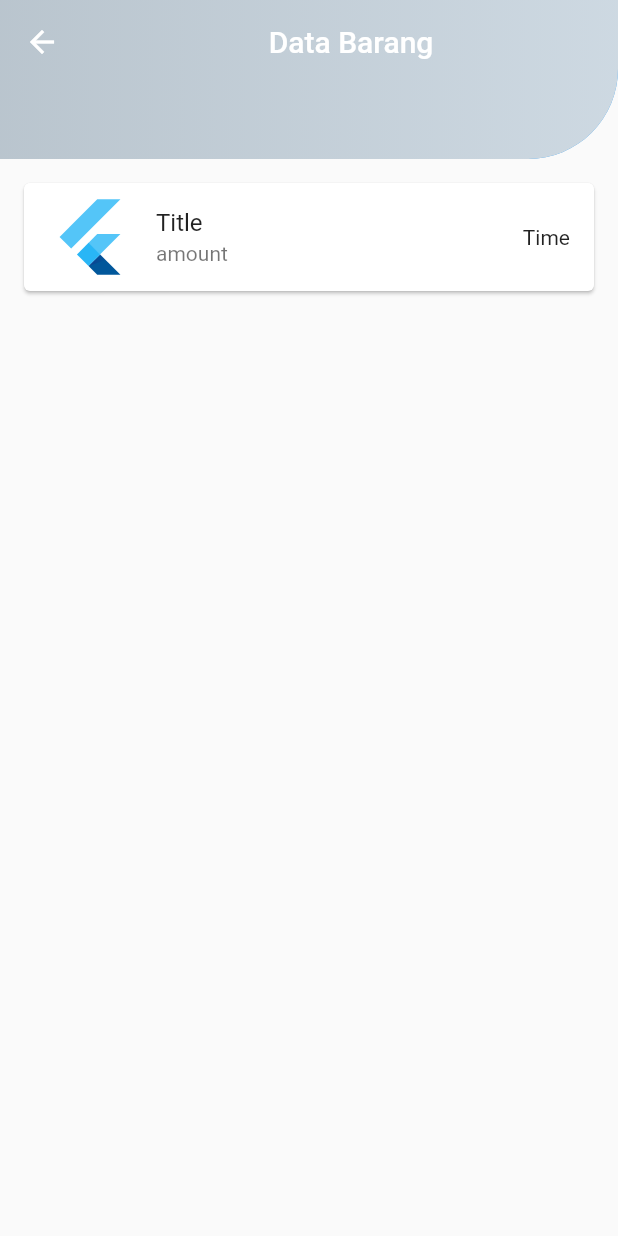
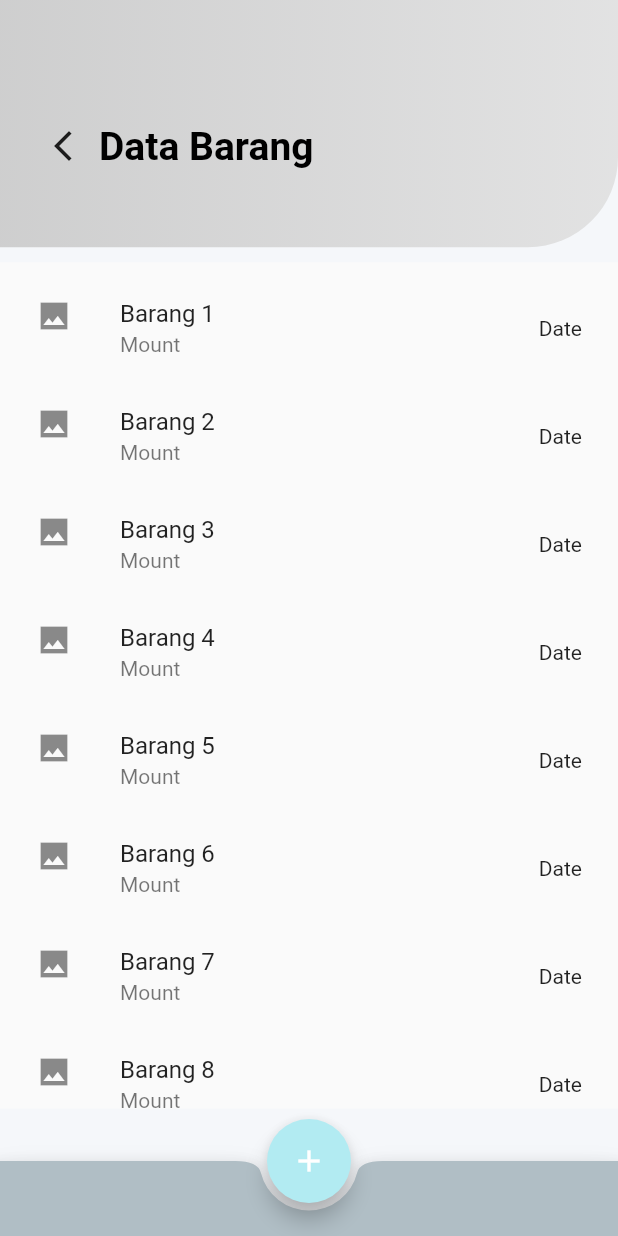
Before and after one commit to zzeviafnand/iventory_application, a Flutter app: the BarangPage screen opened directly, on a phone screen of 412 x 824 dp. Run offline on Flutter 3.47's test engine with Material 2 defaults, Android fonts, the phone set to English and light mode, and no system bars.

Commit message:
edit tampilan data barang

```diff
--- a/lib/components/appbar_content.dart
+++ b/lib/components/appbar_content.dart
@@ -2,18 +2,17 @@ import 'package:flutter/material.dart';
 
 import 'constant.dart';
 
-class AppBarContent extends StatelessWidget implements PreferredSizeWidget {
-  final double barHeight = 50;
-  final String title;
-  const AppBarContent({super.key, required this.title});
-
-  @override
-  Widget build(BuildContext context) {
-    return AppBar(
-      title: Center(child: Text(title)),
-      centerTitle: true,
-      elevation: 0,
-      flexibleSpace: Container(
+Container ContentContainer(Size size) {
+  return Container(
+    height: size.height * .2,
+    width: size.width,
+    decoration: const BoxDecoration(
+      borderRadius: BorderRadius.only(
+          bottomLeft: Radius.circular(30), bottomRight: Radius.circular(30)),
+      // image: DecorationImage(
+      //     image: AssetImage('assets/bg.jpg'), fit: BoxFit.cover),
+    ),
+    child: Container(
       decoration: BoxDecoration(
           borderRadius: const BorderRadius.only(
             bottomRight: Radius.circular(60),
@@ -23,14 +22,5 @@ class AppBarContent extends StatelessWidget implements PreferredSizeWidget {
             primaryColor.withOpacity(0.9)
           ])),
     ),
-      shape: RoundedRectangleBorder(
-        borderRadius: BorderRadius.only(
-          bottomRight: Radius.circular(60),
-        ),
-      ),
   );
 }
-
-  @override
-  Size get preferredSize => Size.fromHeight(kToolbarHeight + barHeight);
-}
--- /dev/null
+++ b/lib/components/data_widget.dart
@@ -0,0 +1,50 @@
+import 'package:flutter/material.dart';
+
+class DataWidget extends StatelessWidget {
+  const DataWidget({
+    super.key,
+  });
+
+  @override
+  Widget build(BuildContext context) {
+    final List<String> entries = <String>[
+      'Barang 1',
+      'Barang 2',
+      'Barang 3',
+      'Barang 4',
+      'Barang 5',
+      'Barang 6',
+      'Barang 7',
+      'Barang 8',
+      'Barang 9',
+      'Barang 0',
+    ];
+    // final List<int> colorCodes = <int>[
+    //   600,
+    //   500,
+    //   200,
+    //   600,
+    //   500,
+    //   300,
+    //   600,
+    //   500,
+    //   300,
+    //   400
+    // ];
+    return Scaffold(
+      body: ListView.builder(
+        padding: const EdgeInsets.all(8),
+        itemCount: entries.length,
+        itemBuilder: (BuildContext context, int index) {
+          return ListTile(
+            selectedColor: Colors.blue,
+            leading: Icon(Icons.image_sharp),
+            title: Text(entries[index]),
+            subtitle: Text('Mount'),
+            trailing: Text('Date'),
+          );
+        },
+      ),
+    );
+  }
+}
--- a/lib/pages/data_barang_page.dart
+++ b/lib/pages/data_barang_page.dart
@@ -1,26 +1,77 @@
 import 'package:flutter/material.dart';
 
 import '../components/appbar_content.dart';
+import '../components/constant.dart';
+import '../components/data_widget.dart';
+import '../components/gradien_container.dart';
 
-class BarangPage extends StatelessWidget {
+class BarangPage extends StatefulWidget {
   const BarangPage({super.key});
 
   @override
+  State<BarangPage> createState() => _BarangPageState();
+}
+
+class _BarangPageState extends State<BarangPage> {
+  @override
   Widget build(BuildContext context) {
-    return const Scaffold(
-      appBar: AppBarContent(title: 'Data Barang'),
-      body: SafeArea(
-        child: Padding(
-          padding: EdgeInsets.all(12.0),
-          child: Card(
-            child: ListTile(
-              leading: FlutterLogo(size: 56.0),
-              title: Text('Title'),
-              subtitle: Text('amount'),
-              trailing: Text('Time'),
-            ),
+    Size size = MediaQuery.of(context).size;
+    return Scaffold(
+      backgroundColor: const Color(0xfff5f7fa),
+      body: Column(
+        children: [
+          Stack(
+            children: [
+              Container(
+                height: size.height * .2,
+                width: size.width,
+              ),
+              ContentContainer(size),
+              Positioned(
+                top: size.height * .10,
+                left: 30,
+                child: Row(
+                  children: [
+                    InkWell(
+                        onTap: () {},
+                        child: const Icon(Icons.arrow_back_ios_new)),
+                    const SizedBox(
+                      width: 12,
+                    ),
+                    const Text(
+                      "Data Barang",
+                      style: TextStyle(
+                          color: Colors.black,
+                          fontWeight: FontWeight.bold,
+                          fontSize: 26),
+                    ),
+                  ],
+                ),
+              )
+            ],
           ),
-        ),
+          SizedBox(
+            height: 10,
+          ),
+          Flexible(
+            child: DataWidget(),
+          ),
+          SizedBox(
+            height: 35,
+          )
+        ],
+      ),
+      floatingActionButton: FloatingActionButton(
+        backgroundColor: Colors.cyan[100],
+        onPressed: () {},
+        child: const Icon(Icons.add_outlined),
+      ),
+      floatingActionButtonLocation: FloatingActionButtonLocation.centerDocked,
+      bottomNavigationBar: BottomAppBar(
+        height: 50,
+        color: Colors.blueGrey[200],
+        shape: const CircularNotchedRectangle(),
+        notchMargin: 5,
       ),
     );
   }
--- a/lib/pages/login_page.dart
+++ b/lib/pages/login_page.dart
@@ -19,17 +19,17 @@ class LoginPage extends StatelessWidget {
   Widget build(BuildContext context) {
     return Scaffold(
       backgroundColor: Colors.grey[300],
-      body: SafeArea(
+      body: SingleChildScrollView(
         child: Center(
           child: Column(
             mainAxisAlignment: MainAxisAlignment.center,
             children: [
-              const SizedBox(height: 5),
+              const SizedBox(height: 35),
 
               // logo
               const Icon(
                 Icons.lock,
-                size: 100,
+                size: 90,
               ),
 
               const SizedBox(height: 30),
--- a/lib/pages/regis_page.dart
+++ b/lib/pages/regis_page.dart
@@ -16,12 +16,12 @@ class RegisPage extends StatelessWidget {
   Widget build(BuildContext context) {
     return Scaffold(
       backgroundColor: Colors.grey[300],
-      body: SafeArea(
+      body: SingleChildScrollView(
         child: Center(
           child: Column(
             mainAxisAlignment: MainAxisAlignment.center,
             children: [
-              const SizedBox(height: 5),
+              const SizedBox(height: 35),
               // logo
               const Icon(
                 Icons.lock,
```
Lines whose indentation alone changed are shown as unchanged.
